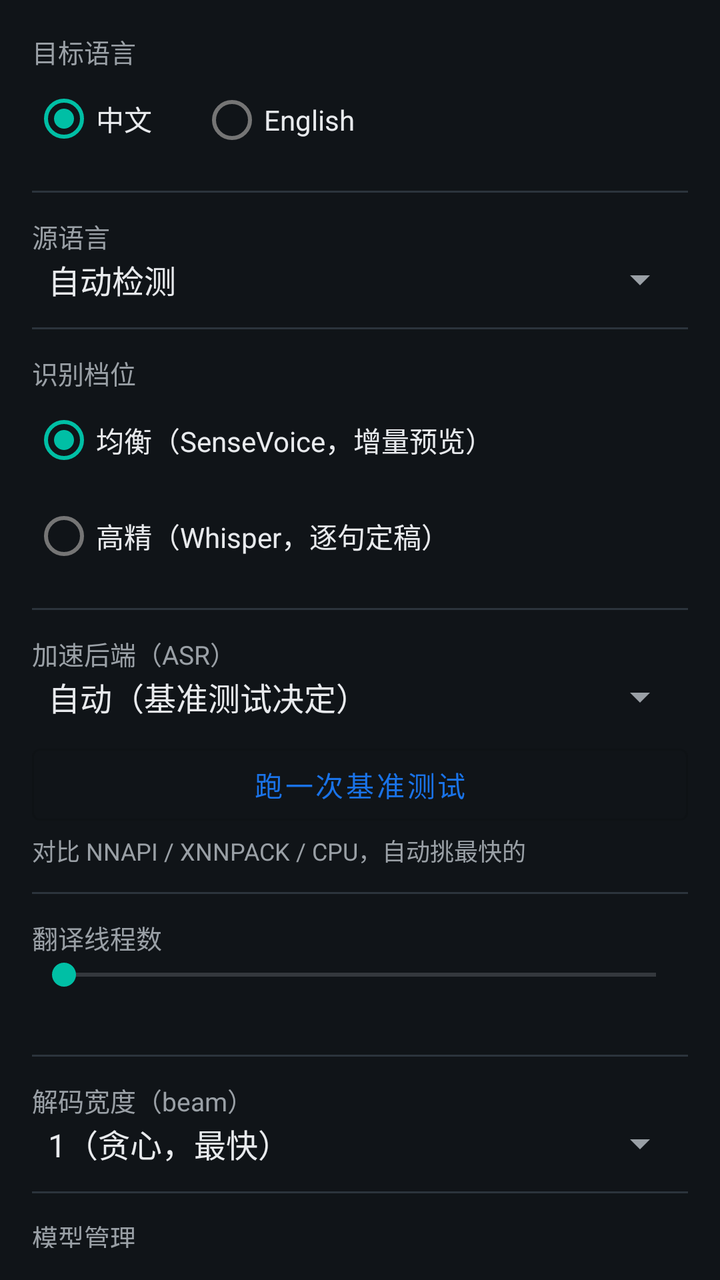
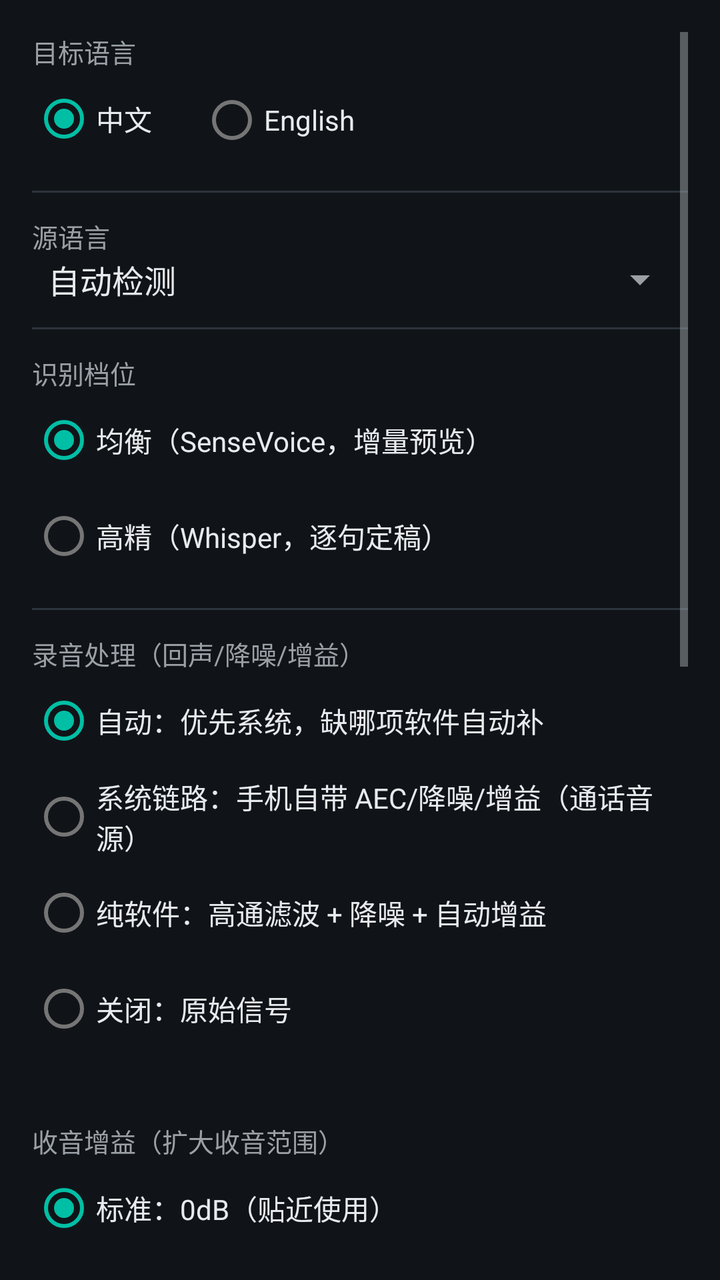

Before-and-after screenshots of an Android layout around one commit, followed by the original layout XML and the change that was made.
<!-- AndroidManifest.xml: application theme Theme.VTrans -->
<!-- res/layout/activity_settings.xml -->
<?xml version="1.0" encoding="utf-8"?>
<ScrollView xmlns:android="http://schemas.android.com/apk/res/android"
    android:layout_width="match_parent"
    android:layout_height="match_parent"
    android:background="@color/bg"
    android:padding="16dp">

    <LinearLayout
        android:layout_width="match_parent"
        android:layout_height="wrap_content"
        android:orientation="vertical">

        <TextView
            android:layout_width="match_parent"
            android:layout_height="wrap_content"
            android:text="@string/settings_target_lang"
            android:textColor="@color/text_secondary"
            android:textSize="13sp" />

        <RadioGroup
            android:id="@+id/rgTarget"
            android:layout_width="match_parent"
            android:layout_height="wrap_content"
            android:orientation="horizontal">

            <RadioButton
                android:id="@+id/rbTargetZh"
                android:layout_width="wrap_content"
                android:layout_height="wrap_content"
                android:checked="true"
                android:text="@string/lang_zh"
                android:textColor="@color/text_primary" />

            <RadioButton
                android:id="@+id/rbTargetEn"
                android:layout_width="wrap_content"
                android:layout_height="wrap_content"
                android:layout_marginStart="24dp"
                android:text="@string/lang_en"
                android:textColor="@color/text_primary" />
        </RadioGroup>

        <View
            android:layout_width="match_parent"
            android:layout_height="1dp"
            android:layout_marginTop="12dp"
            android:background="@color/divider" />

        <TextView
            android:layout_width="match_parent"
            android:layout_height="wrap_content"
            android:layout_marginTop="12dp"
            android:text="@string/settings_source_lang"
            android:textColor="@color/text_secondary"
            android:textSize="13sp" />

        <Spinner
            android:id="@+id/spSource"
            android:layout_width="match_parent"
            android:layout_height="wrap_content"
            android:entries="@array/source_lang_labels" />

        <View
            android:layout_width="match_parent"
            android:layout_height="1dp"
            android:layout_marginTop="12dp"
            android:background="@color/divider" />

        <TextView
            android:layout_width="match_parent"
            android:layout_height="wrap_content"
            android:layout_marginTop="12dp"
            android:text="@string/settings_tier"
            android:textColor="@color/text_secondary"
            android:textSize="13sp" />

        <RadioGroup
            android:id="@+id/rgTier"
            android:layout_width="match_parent"
            android:layout_height="wrap_content">

            <RadioButton
                android:id="@+id/rbTierBalanced"
                android:layout_width="match_parent"
                android:layout_height="wrap_content"
                android:checked="true"
                android:text="@string/tier_balanced"
                android:textColor="@color/text_primary" />

            <RadioButton
                android:id="@+id/rbTierQuality"
                android:layout_width="match_parent"
                android:layout_height="wrap_content"
                android:text="@string/tier_quality"
                android:textColor="@color/text_primary" />
        </RadioGroup>

        <View
            android:layout_width="match_parent"
            android:layout_height="1dp"
            android:layout_marginTop="12dp"
            android:background="@color/divider" />

        <TextView
            android:layout_width="match_parent"
            android:layout_height="wrap_content"
            android:layout_marginTop="12dp"
            android:text="@string/settings_provider"
            android:textColor="@color/text_secondary"
            android:textSize="13sp" />

        <Spinner
            android:id="@+id/spProvider"
            android:layout_width="match_parent"
            android:layout_height="wrap_content"
            android:entries="@array/provider_labels" />

        <Button
            android:id="@+id/btnBench"
            style="@style/Widget.MaterialComponents.Button.OutlinedButton"
            android:layout_width="match_parent"
            android:layout_height="wrap_content"
            android:layout_marginTop="8dp"
            android:text="@string/settings_bench" />

        <TextView
            android:layout_width="match_parent"
            android:layout_height="wrap_content"
            android:text="@string/settings_bench_hint"
            android:textColor="@color/text_secondary"
            android:textSize="12sp" />

        <View
            android:layout_width="match_parent"
            android:layout_height="1dp"
            android:layout_marginTop="12dp"
            android:background="@color/divider" />

        <TextView
            android:layout_width="match_parent"
            android:layout_height="wrap_content"
            android:layout_marginTop="12dp"
            android:text="@string/settings_threads"
            android:textColor="@color/text_secondary"
            android:textSize="13sp" />

        <SeekBar
            android:id="@+id/sbThreads"
            android:layout_width="match_parent"
            android:layout_height="wrap_content"
            android:max="4" />

        <TextView
            android:id="@+id/tvThreads"
            android:layout_width="match_parent"
            android:layout_height="wrap_content"
            android:textColor="@color/text_primary"
            android:textSize="14sp" />

        <View
            android:layout_width="match_parent"
            android:layout_height="1dp"
            android:layout_marginTop="12dp"
            android:background="@color/divider" />

        <TextView
            android:layout_width="match_parent"
            android:layout_height="wrap_content"
            android:layout_marginTop="12dp"
            android:text="@string/settings_beam"
            android:textColor="@color/text_secondary"
            android:textSize="13sp" />

        <Spinner
            android:id="@+id/spBeam"
            android:layout_width="match_parent"
            android:layout_height="wrap_content"
            android:entries="@array/beam_labels" />

        <View
            android:layout_width="match_parent"
            android:layout_height="1dp"
            android:layout_marginTop="12dp"
            android:background="@color/divider" />

        <TextView
            android:layout_width="match_parent"
            android:layout_height="wrap_content"
            android:layout_marginTop="12dp"
            android:text="@string/settings_models"
            android:textColor="@color/text_secondary"
            android:textSize="13sp" />

        <LinearLayout
            android:id="@+id/modelList"
            android:layout_width="match_parent"
            android:layout_height="wrap_content"
            android:orientation="vertical" />

    </LinearLayout>
</ScrollView>
<!-- resources referenced by this layout -->
<resources>
  <string-array name="beam_labels">
          <item>1（贪心，最快）</item>
          <item>4（集束搜索，更准更慢）</item>
      </string-array>
  <string-array name="provider_labels">
          <item>自动（基准测试决定）</item>
          <item>NNAPI（NPU）</item>
          <item>XNNPACK（CPU 多线程）</item>
          <item>CPU</item>
      </string-array>
  <string-array name="source_lang_labels">
          <item>自动检测</item>
          <item>中文</item>
          <item>English</item>
          <item>日本語</item>
          <item>한국어</item>
          <item>粤语</item>
          <item>Français</item>
          <item>Deutsch</item>
          <item>Español</item>
          <item>Русский</item>
      </string-array>
  <color name="bg">#FF101418</color>
  <color name="divider">#FF2C343C</color>
  <color name="text_primary">#FFE8EAED</color>
  <color name="text_secondary">#FF9AA0A6</color>
  <string name="lang_en">English</string>
  <string name="lang_zh">中文</string>
  <string name="settings_beam">解码宽度（beam）</string>
  <string name="settings_bench">跑一次基准测试</string>
  <string name="settings_bench_hint">对比 NNAPI / XNNPACK / CPU，自动挑最快的</string>
  <string name="settings_models">模型管理</string>
  <string name="settings_provider">加速后端（ASR）</string>
  <string name="settings_source_lang">源语言</string>
  <string name="settings_target_lang">目标语言</string>
  <string name="settings_threads">翻译线程数</string>
  <string name="settings_tier">识别档位</string>
  <string name="tier_balanced">均衡（SenseVoice，增量预览）</string>
  <string name="tier_quality">高精（Whisper，逐句定稿）</string>
  <style name="Theme.VTrans" parent="Theme.MaterialComponents.DayNight.DarkActionBar">
          <item name="colorPrimary">@color/primary</item>
          <item name="colorPrimaryDark">@color/primary_dark</item>
          <item name="colorAccent">@color/accent</item>
          <item name="android:windowBackground">@color/bg</item>
          <item name="android:textColorPrimary">@color/text_primary</item>
          <item name="android:textColorSecondary">@color/text_secondary</item>
      </style>
  <color name="primary">#FF1A73E8</color>
  <color name="primary_dark">#FF0B57D0</color>
  <color name="accent">#FF00BFA5</color>
</resources>

<!-- the commit's change to res/layout/activity_settings.xml (unified diff, before → after) -->
@@ -105,6 +105,99 @@
             android:layout_width="match_parent"
             android:layout_height="wrap_content"
             android:layout_marginTop="12dp"
+            android:text="@string/settings_audio"
+            android:textColor="@color/text_secondary"
+            android:textSize="13sp" />
+
+        <RadioGroup
+            android:id="@+id/rgAudio"
+            android:layout_width="match_parent"
+            android:layout_height="wrap_content">
+
+            <RadioButton
+                android:id="@+id/rbAudioAuto"
+                android:layout_width="match_parent"
+                android:layout_height="wrap_content"
+                android:checked="true"
+                android:text="@string/audio_auto"
+                android:textColor="@color/text_primary" />
+
+            <RadioButton
+                android:id="@+id/rbAudioSystem"
+                android:layout_width="match_parent"
+                android:layout_height="wrap_content"
+                android:text="@string/audio_system"
+                android:textColor="@color/text_primary" />
+
+            <RadioButton
+                android:id="@+id/rbAudioSoftware"
+                android:layout_width="match_parent"
+                android:layout_height="wrap_content"
+                android:text="@string/audio_software"
+                android:textColor="@color/text_primary" />
+
+            <RadioButton
+                android:id="@+id/rbAudioOff"
+                android:layout_width="match_parent"
+                android:layout_height="wrap_content"
+                android:text="@string/audio_off"
+                android:textColor="@color/text_primary" />
+        </RadioGroup>
+
+        <TextView
+            android:id="@+id/tvAudioDiag"
+            android:layout_width="match_parent"
+            android:layout_height="wrap_content"
+            android:layout_marginTop="4dp"
+            android:textColor="@color/text_secondary"
+            android:textSize="12sp" />
+
+        <TextView
+            android:layout_width="match_parent"
+            android:layout_height="wrap_content"
+            android:layout_marginTop="12dp"
+            android:text="@string/settings_mic_range"
+            android:textColor="@color/text_secondary"
+            android:textSize="13sp" />
+
+        <RadioGroup
+            android:id="@+id/rgMicGain"
+            android:layout_width="match_parent"
+            android:layout_height="wrap_content">
+
+            <RadioButton
+                android:id="@+id/rbMicNormal"
+                android:layout_width="match_parent"
+                android:layout_height="wrap_content"
+                android:checked="true"
+                android:text="@string/mic_normal"
+                android:textColor="@color/text_primary" />
+
+            <RadioButton
+                android:id="@+id/rbMicBoost"
+                android:layout_width="match_parent"
+                android:layout_height="wrap_content"
+                android:text="@string/mic_boost"
+                android:textColor="@color/text_primary" />
+
+            <RadioButton
+                android:id="@+id/rbMicFar"
+                android:layout_width="match_parent"
+                android:layout_height="wrap_content"
+                android:text="@string/mic_far"
+                android:textColor="@color/text_primary" />
+        </RadioGroup>
+
+        <View
+            android:layout_width="match_parent"
+            android:layout_height="1dp"
+            android:layout_marginTop="12dp"
+            android:background="@color/divider" />
+
+        <TextView
+            android:layout_width="match_parent"
+            android:layout_height="wrap_content"
+            android:layout_marginTop="12dp"
             android:text="@string/settings_provider"
             android:textColor="@color/text_secondary"
             android:textSize="13sp" />
@@ -187,6 +280,36 @@
             android:layout_width="match_parent"
             android:layout_height="wrap_content"
             android:layout_marginTop="12dp"
+            android:text="@string/settings_tts"
+            android:textColor="@color/text_secondary"
+            android:textSize="13sp" />
+
+        <androidx.appcompat.widget.SwitchCompat
+            android:id="@+id/swTtsHeadsetOnly"
+            android:layout_width="match_parent"
+            android:layout_height="wrap_content"
+            android:layout_marginTop="4dp"
+            android:checked="true"
+            android:text="@string/tts_headset_only"
+            android:textColor="@color/text_primary" />
+
+        <TextView
+            android:layout_width="match_parent"
+            android:layout_height="wrap_content"
+            android:text="@string/tts_headset_hint"
+            android:textColor="@color/text_secondary"
+            android:textSize="12sp" />
+
+        <View
+            android:layout_width="match_parent"
+            android:layout_height="1dp"
+            android:layout_marginTop="12dp"
+            android:background="@color/divider" />
+
+        <TextView
+            android:layout_width="match_parent"
+            android:layout_height="wrap_content"
+            android:layout_marginTop="12dp"
             android:text="@string/settings_models"
             android:textColor="@color/text_secondary"
             android:textSize="13sp" />
<!-- resource entries referenced after the edit -->
@@ -26,19 +26,31 @@
   <color name="divider">#FF2C343C</color>
   <color name="text_primary">#FFE8EAED</color>
   <color name="text_secondary">#FF9AA0A6</color>
+  <string name="audio_auto">自动：优先系统，缺哪项软件自动补</string>
+  <string name="audio_off">关闭：原始信号</string>
+  <string name="audio_software">纯软件：高通滤波 + 降噪 + 自动增益</string>
+  <string name="audio_system">系统链路：手机自带 AEC/降噪/增益（通话音源）</string>
   <string name="lang_en">English</string>
   <string name="lang_zh">中文</string>
+  <string name="mic_boost">增强：+6dB（1~2 米）</string>
+  <string name="mic_far">远场：+12dB（2 米外/免提，大声环境慎用）</string>
+  <string name="mic_normal">标准：0dB（贴近使用）</string>
+  <string name="settings_audio">录音处理（回声/降噪/增益）</string>
   <string name="settings_beam">解码宽度（beam）</string>
   <string name="settings_bench">跑一次基准测试</string>
   <string name="settings_bench_hint">对比 NNAPI / XNNPACK / CPU，自动挑最快的</string>
+  <string name="settings_mic_range">收音增益（扩大收音范围）</string>
   <string name="settings_models">模型管理</string>
   <string name="settings_provider">加速后端（ASR）</string>
   <string name="settings_source_lang">源语言</string>
   <string name="settings_target_lang">目标语言</string>
   <string name="settings_threads">翻译线程数</string>
   <string name="settings_tier">识别档位</string>
+  <string name="settings_tts">译文语音播报（TTS）</string>
   <string name="tier_balanced">均衡（SenseVoice，增量预览）</string>
   <string name="tier_quality">高精（Whisper，逐句定稿）</string>
+  <string name="tts_headset_hint">开启：只有检测到有线/蓝牙耳机才朗读译文，避免外放声音被麦克风拾取、造成「翻译→外放→再识别」的回环自激。关闭：无论是否插耳机都朗读，外放时可能自激，建议安静环境下使用。</string>
+  <string name="tts_headset_only">仅插入耳机时播报译文</string>
   <style name="Theme.VTrans" parent="Theme.MaterialComponents.DayNight.DarkActionBar">
           <item name="colorPrimary">@color/primary</item>
           <item name="colorPrimaryDark">@color/primary_dark</item>
